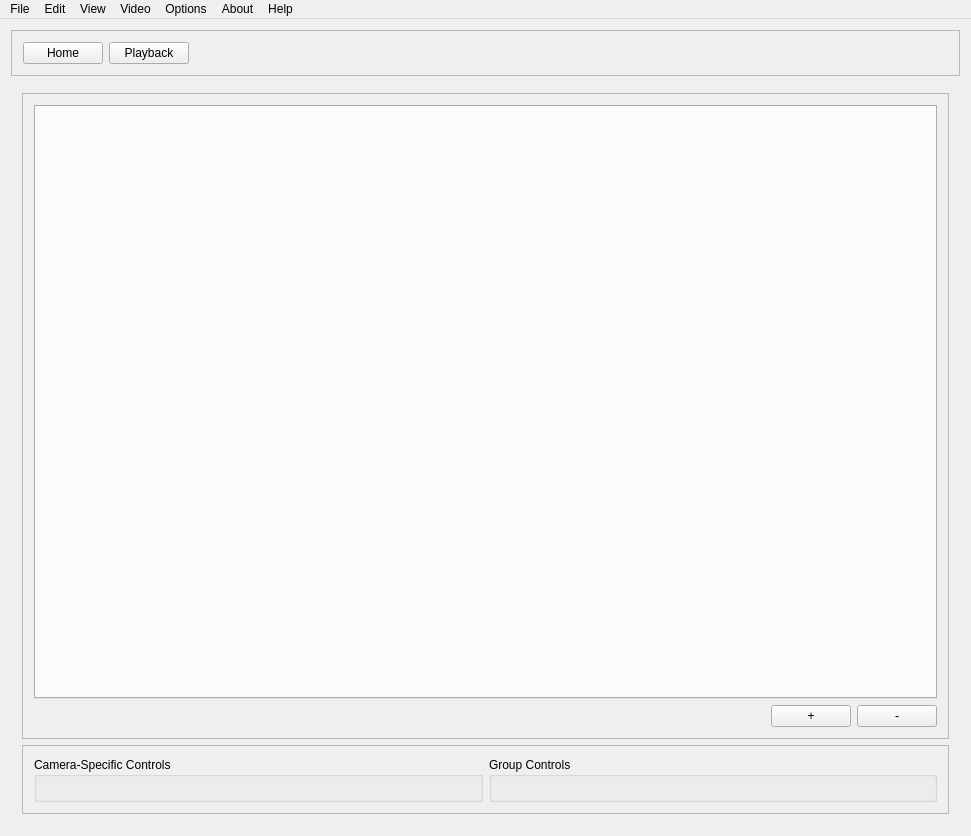
Old version of the form src/Windows/MainWindow/MainWindow.ui in the repository m-riley04/ModularSensorSystem.
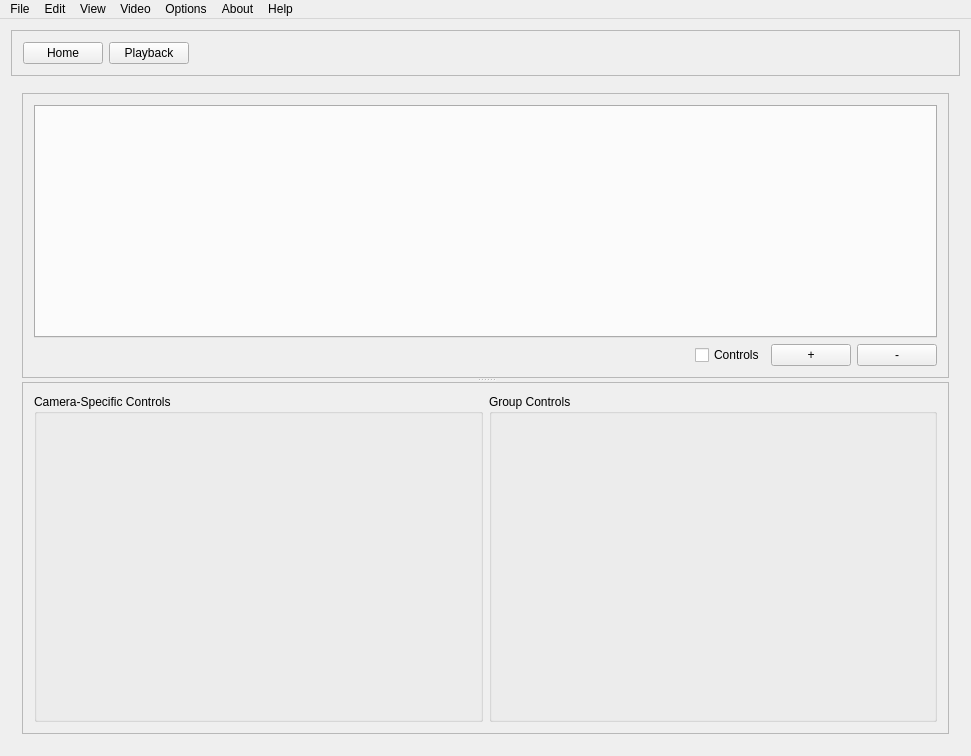
New version of the form. Custom widgets are drawn as their Qt base class.

Commit message: add splitter to control frame size

```diff
--- a/src/Windows/MainWindow/MainWindow.ui
+++ b/src/Windows/MainWindow/MainWindow.ui
@@ -7,15 +7,15 @@
     <x>0</x>
     <y>0</y>
     <width>971</width>
-    <height>836</height>
+    <height>756</height>
    </rect>
   </property>
   <property name="windowTitle">
    <string>MainWindow</string>
   </property>
   <widget class="QWidget" name="centralWidget">
-   <layout class="QVBoxLayout" name="verticalLayout_2">
-    <item>
+   <layout class="QGridLayout" name="gridLayout">
+    <item row="0" column="0">
      <widget class="QFrame" name="frame_3">
       <property name="frameShape">
        <enum>QFrame::Shape::StyledPanel</enum>
@@ -23,7 +23,7 @@
       <property name="frameShadow">
        <enum>QFrame::Shadow::Raised</enum>
       </property>
-      <layout class="QHBoxLayout" name="horizontalLayout_2">
+      <layout class="QHBoxLayout" name="horizontalLayout">
        <item>
         <widget class="QPushButton" name="buttonHome">
          <property name="text">
@@ -54,74 +54,86 @@
       </layout>
      </widget>
     </item>
-    <item>
+    <item row="1" column="0">
      <widget class="QStackedWidget" name="stackedWidget">
       <property name="currentIndex">
        <number>0</number>
       </property>
       <widget class="QWidget" name="page">
-       <layout class="QVBoxLayout" name="verticalLayout_3">
-        <item>
-         <widget class="QFrame" name="frame_2">
-          <property name="frameShape">
-           <enum>QFrame::Shape::StyledPanel</enum>
-          </property>
-          <property name="frameShadow">
-           <enum>QFrame::Shadow::Raised</enum>
-          </property>
           <layout class="QGridLayout" name="gridLayout_2">
+        <item row="0" column="0">
+         <widget class="QSplitter" name="splitter">
+          <property name="orientation">
+           <enum>Qt::Orientation::Vertical</enum>
+          </property>
+          <property name="opaqueResize">
+           <bool>false</bool>
+          </property>
+          <widget class="QFrame" name="frameViews">
+           <property name="frameShape">
+            <enum>QFrame::Shape::StyledPanel</enum>
+           </property>
+           <property name="frameShadow">
+            <enum>QFrame::Shadow::Raised</enum>
+           </property>
+           <layout class="QGridLayout" name="gridLayout_3">
+            <item row="1" column="0">
+             <spacer name="horizontalSpacer">
+              <property name="orientation">
+               <enum>Qt::Orientation::Horizontal</enum>
+              </property>
+              <property name="sizeHint" stdset="0">
+               <size>
+                <width>40</width>
+                <height>20</height>
+               </size>
+              </property>
+             </spacer>
+            </item>
            <item row="1" column="2">
-            <widget class="QPushButton" name="buttonRemoveSensor">
-             <property name="text">
-              <string>-</string>
-             </property>
-            </widget>
-           </item>
-           <item row="1" column="1">
             <widget class="QPushButton" name="buttonAddSensor">
              <property name="text">
               <string>+</string>
              </property>
             </widget>
            </item>
-           <item row="0" column="0" colspan="3">
+            <item row="0" column="0" colspan="4">
             <widget class="QTabWidget" name="tabCameras">
              <property name="currentIndex">
               <number>-1</number>
              </property>
             </widget>
            </item>
-           <item row="1" column="0">
-            <spacer name="horizontalSpacer">
-             <property name="orientation">
-              <enum>Qt::Orientation::Horizontal</enum>
-             </property>
-             <property name="sizeHint" stdset="0">
-              <size>
-               <width>40</width>
-               <height>20</height>
-              </size>
-             </property>
-            </spacer>
+            <item row="1" column="3">
+             <widget class="QPushButton" name="buttonRemoveSensor">
+              <property name="text">
+               <string>-</string>
+              </property>
+             </widget>
+            </item>
+            <item row="1" column="1">
+             <widget class="QCheckBox" name="checkboxControls">
+              <property name="text">
+               <string>Controls</string>
+              </property>
+             </widget>
            </item>
           </layout>
          </widget>
-        </item>
-        <item>
-         <widget class="QFrame" name="frame">
+          <widget class="QFrame" name="frameControls">
           <property name="frameShape">
            <enum>QFrame::Shape::StyledPanel</enum>
           </property>
           <property name="frameShadow">
            <enum>QFrame::Shadow::Raised</enum>
           </property>
-          <layout class="QHBoxLayout" name="horizontalLayout">
+           <layout class="QHBoxLayout" name="horizontalLayout_2">
            <item>
             <widget class="QGroupBox" name="groupBox_4">
              <property name="title">
               <string>Camera-Specific Controls</string>
              </property>
-             <layout class="QVBoxLayout" name="verticalLayout">
+              <layout class="QVBoxLayout" name="verticalLayout_2">
               <item>
                <widget class="CameraControls" name="cameraControls" native="true"/>
               </item>
@@ -133,8 +145,8 @@
              <property name="title">
               <string>Group Controls</string>
              </property>
-             <layout class="QGridLayout" name="gridLayout">
-              <item row="0" column="0">
+              <layout class="QVBoxLayout" name="verticalLayout">
+               <item>
                <widget class="GroupControls" name="groupControls" native="true"/>
               </item>
              </layout>
@@ -142,6 +154,7 @@
            </item>
           </layout>
          </widget>
+         </widget>
         </item>
        </layout>
       </widget>
```
Left out of the diff: 2 changed lines with no effect on the pictures. Lines whose indentation alone changed are shown as unchanged. The commit also changes 3 other files.
